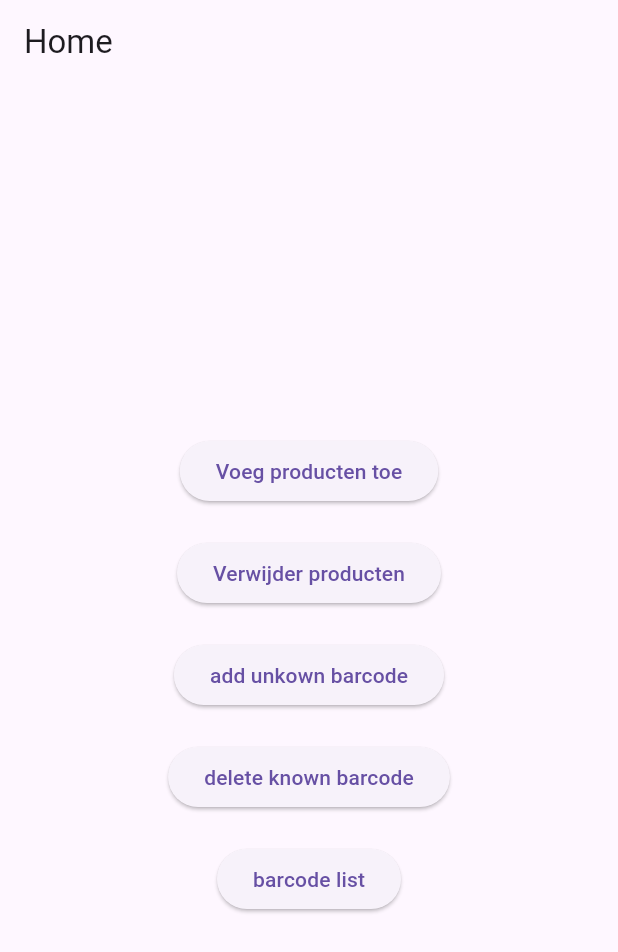
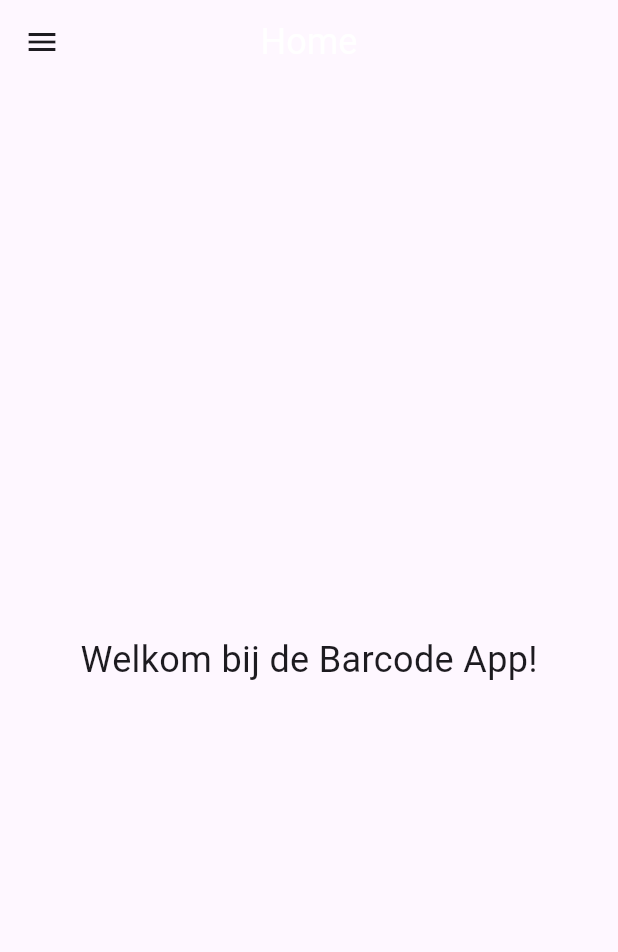
Before and after one commit to loek08/app, a Flutter app: the screen it shows after launch, on a phone screen of 412 x 824 dp. Shown: the top 952 px of the screen. Run offline on Flutter 3.47's test engine with Material 3 defaults, Android fonts, the light colour scheme and no system bars; our stand-ins replace shared_preferences; missing offline and left inert: barcode_scan2.

Commit message:
buttons in een menu list

```diff
--- a/lib/home.dart
+++ b/lib/home.dart
@@ -8,62 +8,68 @@ class Home extends StatelessWidget {
   Widget build(BuildContext context) {
     return Scaffold(
       appBar: AppBar(
-        title: Text("Home"),
+        title: Text(
+          "Home",
+          style: TextStyle(color: Colors.white, fontSize: 24),
         ),
-      body: FutureBuilder<Map<String, Map<String, dynamic>>>(
-        future: Future.value(barcode.getProductDatabase()),
-        builder: (context, snapshot) {
-          if (snapshot.connectionState == ConnectionState.waiting) {
-            return Center(child: CircularProgressIndicator());
-          }
-
-          if (!snapshot.hasData || snapshot.data!.isEmpty) {
-            return Center(child: Text("Geen producten gevonden"));
-          }
-
-          return Center(
-            child: Column(
-              mainAxisAlignment: MainAxisAlignment.center,
+        centerTitle: true,
+      ),
+      drawer: Drawer(
+        child: ListView(
+          padding: EdgeInsets.zero,
           children: <Widget>[
-                SizedBox(height: 20),
-                ElevatedButton(
-                  onPressed: () {
+            DrawerHeader(
+              decoration: BoxDecoration(
+                color: const Color.fromARGB(255, 243, 33, 33),
+              ),
+              child: Text(
+                'menu',
+                style: TextStyle(fontSize: 24, color: Colors.white),
+              ),
+            ),
+            ListTile(
+              leading: Icon(Icons.add),
+              title: Text('Voeg producten toe'),
+              onTap: () {
                 Navigator.pushNamed(context, '/barcode');
               },
-                  child: Text("Voeg producten toe"),
             ),
-                SizedBox(height: 20),
-                ElevatedButton(
-                  onPressed: () {
+            ListTile(
+              leading: Icon(Icons.delete),
+              title: Text('Verwijder producten'),
+              onTap: () {
                 Navigator.pushNamed(context, '/barcode2');
               },
-                  child: Text("Verwijder producten"),
             ),
-                SizedBox(height: 20),
-                ElevatedButton(
-                  onPressed: () {
+            ListTile(
+              leading: Icon(Icons.add),
+              title: Text('add unkown barcode'),
+              onTap: () {
                 Navigator.pushNamed(context, '/addunknownbarcode');
               },
-                  child: Text("add unkown barcode"),
             ),
-                SizedBox(height: 20),
-                ElevatedButton(
-                  onPressed: () {
+            ListTile(
+              leading: Icon(Icons.delete),
+              title: Text('Delete known barcodes'),
+              onTap: () {
                 Navigator.pushNamed(context, '/deleteknownbarcode');
               },
-                  child: Text("delete known barcode"),
             ),
-                SizedBox(height: 20),
-                ElevatedButton(
-                  onPressed: () {
+            ListTile(
+              leading: Icon(Icons.list),
+              title: Text('Product lijst'),
+              onTap: () {
                 Navigator.pushNamed(context, '/list');
               },
-                  child: Text("barcode list"),
-                )
+            ),
           ],
         ),
-          );
-        },
+      ),
+      body: Center(
+        child: Text(
+          'Welkom bij de Barcode App!',
+          style: TextStyle(fontSize: 24),
+        ),
       ),
     );
   }
```
Lines whose indentation alone changed are shown as unchanged.
